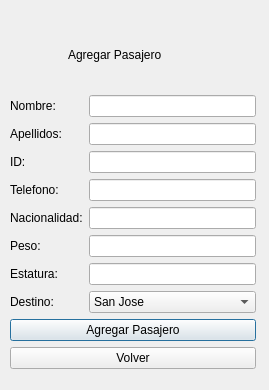
Old version of the form vagregapasajero.ui in the repository AndyMadgar/Progra1-Datos.
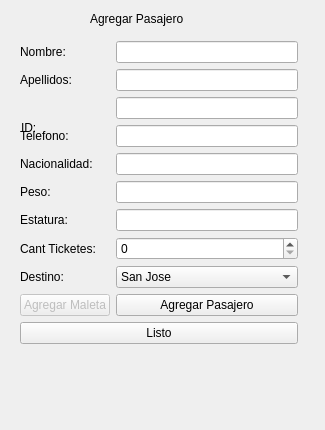
New version of the form.

```diff
--- a/vagregapasajero.ui
+++ b/vagregapasajero.ui
@@ -6,100 +6,122 @@
    <rect>
     <x>0</x>
     <y>0</y>
-    <width>269</width>
-    <height>390</height>
+    <width>325</width>
+    <height>430</height>
    </rect>
   </property>
   <property name="windowTitle">
    <string>Dialog</string>
   </property>
-  <widget class="QWidget" name="layoutWidget">
+  <widget class="QLabel" name="label">
    <property name="geometry">
     <rect>
-     <x>10</x>
-     <y>20</y>
-     <width>246</width>
-     <height>349</height>
+     <x>90</x>
+     <y>10</y>
+     <width>117</width>
+     <height>17</height>
     </rect>
    </property>
-   <layout class="QGridLayout" name="gridLayout">
-    <item row="0" column="1" colspan="2">
-     <widget class="QLabel" name="label">
-      <property name="text">
-       <string>Agregar Pasajero</string>
-      </property>
-     </widget>
-    </item>
-    <item row="1" column="0">
+   <property name="text">
+    <string>Agregar Pasajero</string>
+   </property>
+  </widget>
+  <widget class="QLabel" name="label_4">
+   <property name="geometry">
+    <rect>
+     <x>21</x>
+     <y>119</y>
+     <width>19</width>
+     <height>17</height>
+    </rect>
+   </property>
+   <property name="text">
+    <string>ID:</string>
+   </property>
+  </widget>
+  <widget class="QWidget" name="">
+   <property name="geometry">
+    <rect>
+     <x>20</x>
+     <y>41</y>
+     <width>278</width>
+     <height>371</height>
+    </rect>
+   </property>
+   <layout class="QFormLayout" name="formLayout">
+    <item row="0" column="0">
      <widget class="QLabel" name="label_2">
       <property name="text">
        <string>Nombre:</string>
       </property>
      </widget>
     </item>
-    <item row="1" column="2">
+    <item row="0" column="1">
      <widget class="QLineEdit" name="txfNombre"/>
     </item>
-    <item row="2" column="0">
+    <item row="1" column="0">
      <widget class="QLabel" name="label_3">
       <property name="text">
        <string>Apellidos:</string>
       </property>
      </widget>
     </item>
-    <item row="2" column="2">
+    <item row="1" column="1">
      <widget class="QLineEdit" name="txfApellidos"/>
     </item>
-    <item row="3" column="0">
-     <widget class="QLabel" name="label_4">
-      <property name="text">
-       <string>ID:</string>
-      </property>
-     </widget>
-    </item>
-    <item row="3" column="2">
+    <item row="2" column="1">
      <widget class="QLineEdit" name="txfID"/>
     </item>
-    <item row="4" column="0">
+    <item row="3" column="0">
      <widget class="QLabel" name="label_5">
       <property name="text">
        <string>Telefono:</string>
       </property>
      </widget>
     </item>
-    <item row="4" column="2">
+    <item row="3" column="1">
      <widget class="QLineEdit" name="txfTelefono"/>
     </item>
-    <item row="5" column="0" colspan="2">
+    <item row="4" column="0">
      <widget class="QLabel" name="label_6">
       <property name="text">
        <string>Nacionalidad:</string>
       </property>
      </widget>
     </item>
-    <item row="5" column="2">
+    <item row="4" column="1">
      <widget class="QLineEdit" name="txfNacio"/>
     </item>
-    <item row="6" column="0">
+    <item row="5" column="0">
      <widget class="QLabel" name="label_7">
       <property name="text">
        <string>Peso:</string>
       </property>
      </widget>
     </item>
-    <item row="6" column="2">
+    <item row="5" column="1">
      <widget class="QLineEdit" name="txfPeso"/>
     </item>
-    <item row="7" column="0">
+    <item row="6" column="0">
      <widget class="QLabel" name="label_8">
       <property name="text">
        <string>Estatura:</string>
       </property>
      </widget>
     </item>
-    <item row="7" column="2">
+    <item row="6" column="1">
      <widget class="QLineEdit" name="txfEstatura"/>
     </item>
+    <item row="7" column="0">
+     <widget class="QLabel" name="label_10">
+      <property name="text">
+       <string>Cant Ticketes:</string>
+      </property>
+     </widget>
+    </item>
+    <item row="7" column="1">
+     <widget class="QSpinBox" name="spinnerCantTickets"/>
+    </item>
     <item row="8" column="0">
      <widget class="QLabel" name="label_9">
       <property name="text">
@@ -107,21 +129,7 @@
       </property>
      </widget>
     </item>
-    <item row="9" column="0" colspan="3">
-     <widget class="QPushButton" name="btnAgregar">
-      <property name="text">
-       <string>Agregar Pasajero</string>
-      </property>
-     </widget>
-    </item>
-    <item row="10" column="0" colspan="3">
-     <widget class="QPushButton" name="btnVolver">
-      <property name="text">
-       <string>Volver</string>
-      </property>
-     </widget>
-    </item>
-    <item row="8" column="2">
+    <item row="8" column="1">
      <widget class="QComboBox" name="cbxDestino">
       <item>
        <property name="text">
@@ -160,6 +168,30 @@
       </item>
      </widget>
     </item>
+    <item row="9" column="0">
+     <widget class="QPushButton" name="btnAgregarMaleta">
+      <property name="enabled">
+       <bool>false</bool>
+      </property>
+      <property name="text">
+       <string>Agregar Maleta</string>
+      </property>
+     </widget>
+    </item>
+    <item row="9" column="1">
+     <widget class="QPushButton" name="btnAgregar">
+      <property name="text">
+       <string>Agregar Pasajero</string>
+      </property>
+     </widget>
+    </item>
+    <item row="10" column="0" colspan="2">
+     <widget class="QPushButton" name="btnVolver">
+      <property name="text">
+       <string>Listo</string>
+      </property>
+     </widget>
+    </item>
    </layout>
   </widget>
  </widget>
```
